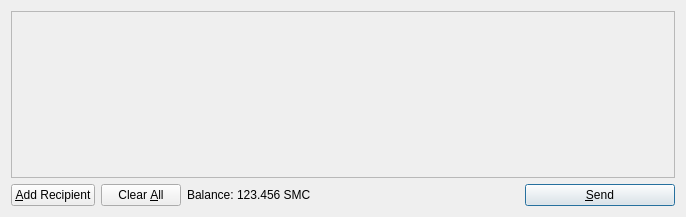
Qt form src/qt/forms/sendcoinsdialog.ui (colgcoin/colgcoin) before a commit.
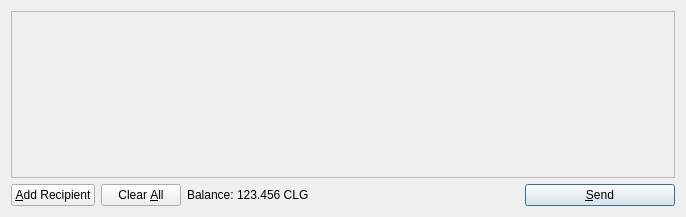
The same form after that commit. Icons and pictures are not drawn.

```diff
--- a/src/qt/forms/sendcoinsdialog.ui
+++ b/src/qt/forms/sendcoinsdialog.ui
@@ -119,7 +119,7 @@
           <cursorShape>IBeamCursor</cursorShape>
          </property>
          <property name="text">
-          <string>123.456 SMC</string>
+          <string>123.456 CLG</string>
          </property>
          <property name="textInteractionFlags">
           <set>Qt::LinksAccessibleByMouse|Qt::TextSelectableByKeyboard|Qt::TextSelectableByMouse</set>
```
